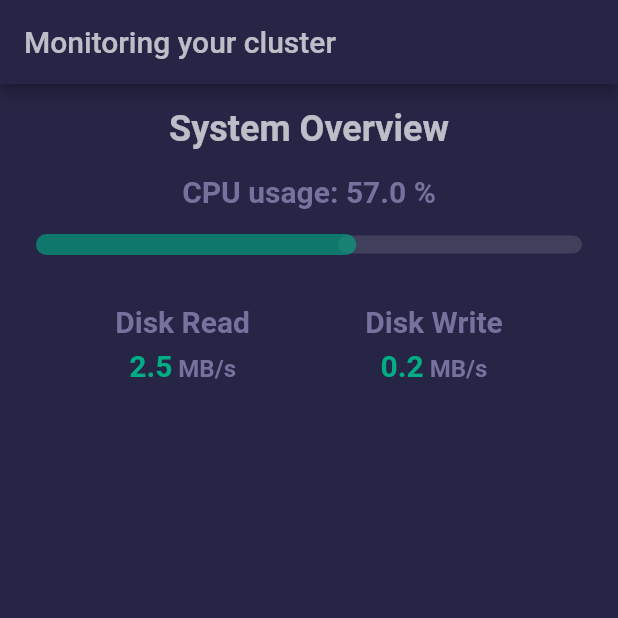
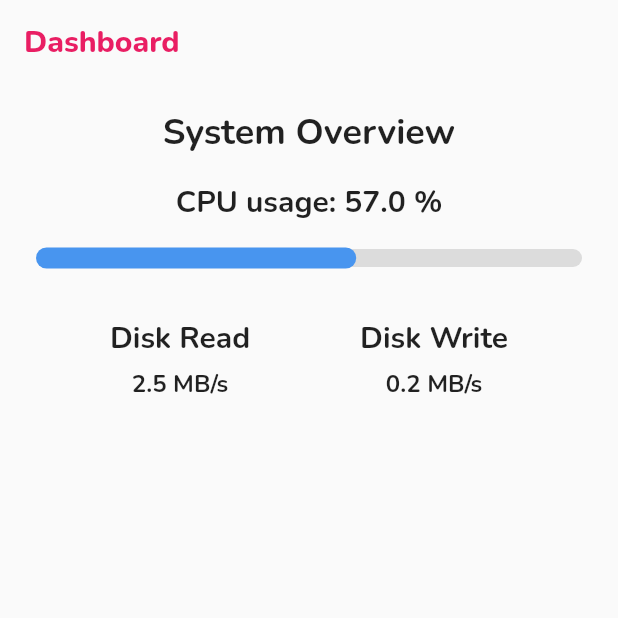
Before and after one commit to es94129/monidata, a Flutter app: the screen it shows after launch, on a phone screen of 412 x 824 dp, the top half of it. Run offline on Flutter 3.47's test engine with Material 2 defaults, Android fonts, the phone set to English and light mode, and no system bars; our stand-ins replace fl_chart.

Commit message:
Change font and color theme

```diff
--- a/lib/dashboard.dart
+++ b/lib/dashboard.dart
@@ -6,7 +6,6 @@ class DashboardPage extends StatelessWidget {
   @override
   Widget build(BuildContext context) {
     return Container(
-      color: const Color(0xff262545),
       child: Column(
         children: <Widget>[
           SizedBox(height: 16,),
@@ -14,7 +13,6 @@ class DashboardPage extends StatelessWidget {
             "System Overview",
             style: TextStyle(
                 fontWeight: FontWeight.bold,
-                color: Colors.white70,
                 fontSize: 24
             ),
           ),
@@ -23,7 +21,6 @@ class DashboardPage extends StatelessWidget {
             "CPU usage: $_cpuCurrentUsage %",
             style: TextStyle(
                 fontWeight: FontWeight.bold,
-                color: Color(0xff75729e),
                 fontSize: 20
             ),
             textAlign: TextAlign.center,
@@ -31,7 +28,7 @@ class DashboardPage extends StatelessWidget {
           SliderTheme(
               data: SliderTheme.of(context).copyWith(
                 trackHeight: 12,
-                disabledActiveTrackColor: Color(0x9900ad85),
+                disabledActiveTrackColor: Theme.of(context).primaryColor,
                 thumbShape: RoundSliderThumbShape(enabledThumbRadius: 0.0), // hide thumb
               ),
               child: Slider(
@@ -52,29 +49,15 @@ class DashboardPage extends StatelessWidget {
                     "Disk Read",
                     style: TextStyle(
                         fontWeight: FontWeight.bold,
-                        color: Color(0xff75729e),
                         fontSize: 20
                     ),
                   ),
                   SizedBox(height: 6,),
-                  RichText(
-                    text: TextSpan(
+                  Text(
+                    "2.5 MB/s",
                     style: TextStyle(
                         fontWeight: FontWeight.bold,
-                            color: Color(0xff75729e),
                         fontSize: 16
-                        ),
-                      children: <TextSpan>[
-                        TextSpan(
-                            text: "2.5",
-                            style: TextStyle(
-                              color: Color(0xff00ad85),
-                                fontSize: 20,
-                              fontWeight: FontWeight.bold
-                            )
-                        ),
-                        TextSpan(text: " MB/s")
-                      ]
                     ),
                   ),
                 ],
@@ -85,29 +68,16 @@ class DashboardPage extends StatelessWidget {
                     "Disk Write",
                     style: TextStyle(
                         fontWeight: FontWeight.bold,
-                        color: Color(0xff75729e),
+//                        color: Color(0xff75729e),
                         fontSize: 20
                     ),
                   ),
                   SizedBox(height: 6,),
-                  RichText(
-                    text: TextSpan(
+                  Text(
+                    "0.2 MB/s",
                     style: TextStyle(
                         fontWeight: FontWeight.bold,
-                            color: Color(0xff75729e),
                         fontSize: 16
-                        ),
-                        children: <TextSpan>[
-                          TextSpan(
-                              text: "0.2",
-                              style: TextStyle(
-                                  color: Color(0xff00ad85),
-                                  fontSize: 20,
-                                  fontWeight: FontWeight.bold
-                              )
-                          ),
-                          TextSpan(text: " MB/s")
-                        ]
                     ),
                   ),
                 ],
--- a/lib/indicator.dart
+++ b/lib/indicator.dart
@@ -4,14 +4,12 @@ class Indicator extends StatelessWidget {
   final Color color;
   final String text;
   final double size;
-  final Color textColor;
 
   const Indicator({
     Key key,
     this.color,
     this.text,
     this.size = 16,
-    this.textColor = const Color(0xff75729e),
   }) : super(key: key);
 
   @override
@@ -31,7 +29,7 @@ class Indicator extends StatelessWidget {
         ),
         Text(
           text,
-          style: TextStyle(fontSize: 16, fontWeight: FontWeight.bold, color: textColor),
+          style: Theme.of(context).primaryTextTheme.bodyText1,
         )
       ],
     );
--- a/lib/main.dart
+++ b/lib/main.dart
@@ -15,11 +15,26 @@ class MyApp extends StatelessWidget {
     return MaterialApp(
       title: 'Monidata',
       theme: ThemeData(
-        primaryColor: const Color(0xff262545),
-        primaryColorDark: const Color(0xff201f39),
-        brightness: Brightness.dark,
+        fontFamily: 'Nunito',
+        primaryColor: Color(0xff4895EF),
+        primaryTextTheme: TextTheme(
+          headline6: TextStyle(
+            color: Colors.pink,
+              fontWeight: FontWeight.w900,
+          ),
+          bodyText1: TextStyle(
+            color: Color(0xff212121),
+            fontWeight: FontWeight.bold,
+            fontSize: 16,
+          ),
+          bodyText2: TextStyle(
+            color: Color(0xff616161),
+            fontWeight: FontWeight.bold,
+            fontSize: 14,
+          ),
+        )
       ),
-      home: MyHomePage(title: 'Monitoring your cluster'),
+      home: MyHomePage(title: 'Dashboard'),
     );
   }
 }
@@ -65,11 +80,10 @@ class _MyHomePageState extends State<MyHomePage> {
   Widget build(BuildContext context) {
     return Scaffold(
       appBar: AppBar(
+        backgroundColor: Color(0x00ffffff),
+        elevation: 0,
         title: Text(
           widget.title,
-          style: TextStyle(
-            color: Colors.white70
-          ),
         ),
       ),
       body: PageView(
```
Also changed, not shown: lib/cpu_usage.dart (+5 -13 lines), lib/disk.dart (+5 -13 lines), pubspec.yaml (+9 -2 lines), assets/fonts/Nunito-Bold.ttf (added), assets/fonts/Nunito-BoldItalic.ttf (added), assets/fonts/Nunito-ExtraBold.ttf (added), assets/fonts/Nunito-ExtraBoldItalic.ttf (added), assets/fonts/Nunito-Italic.ttf (added), assets/fonts/Nunito-Regular.ttf (added), pubspec.lock. Lines whose indentation alone changed are shown as unchanged.
